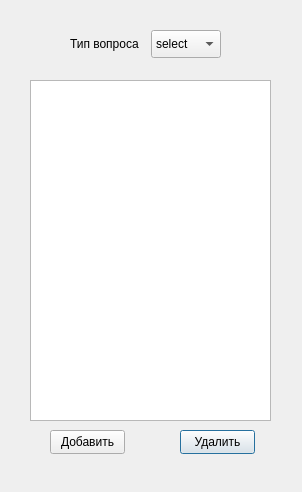
BabaYagaJW/ScorodumCreator, file Gui_Form/test_form_2.ui: the form before one commit.
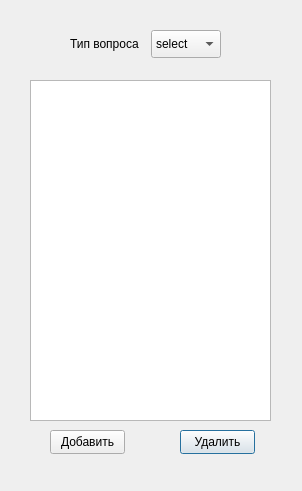
The form after the commit.

The edit to the form file:
```diff
--- a/Gui_Form/test_form_2.ui
+++ b/Gui_Form/test_form_2.ui
@@ -7,7 +7,7 @@
     <x>0</x>
     <y>0</y>
     <width>302</width>
-    <height>492</height>
+    <height>491</height>
    </rect>
   </property>
   <property name="windowTitle">
```
